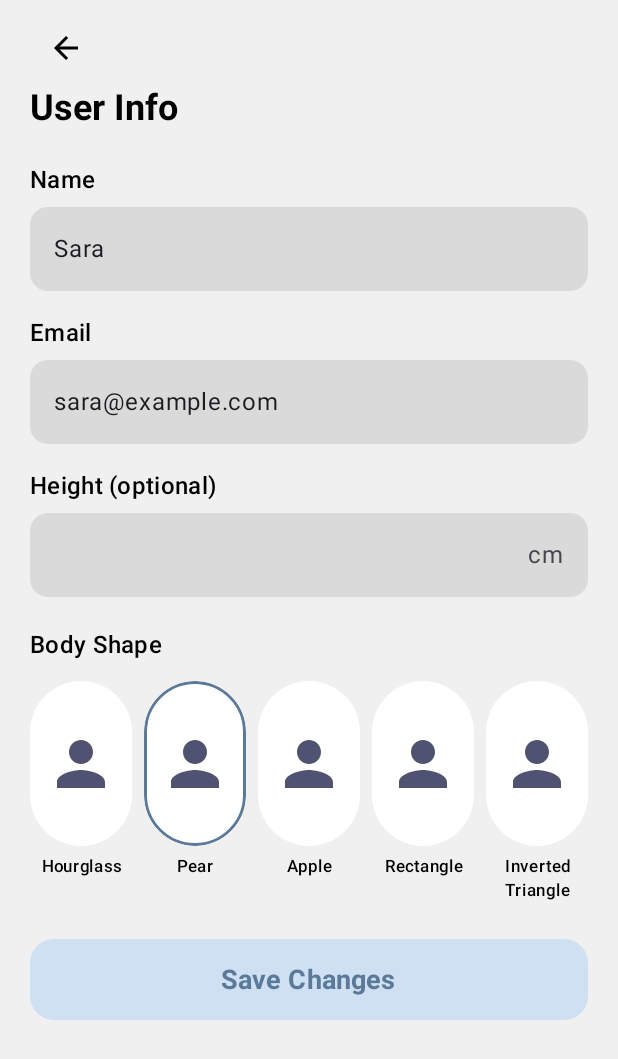
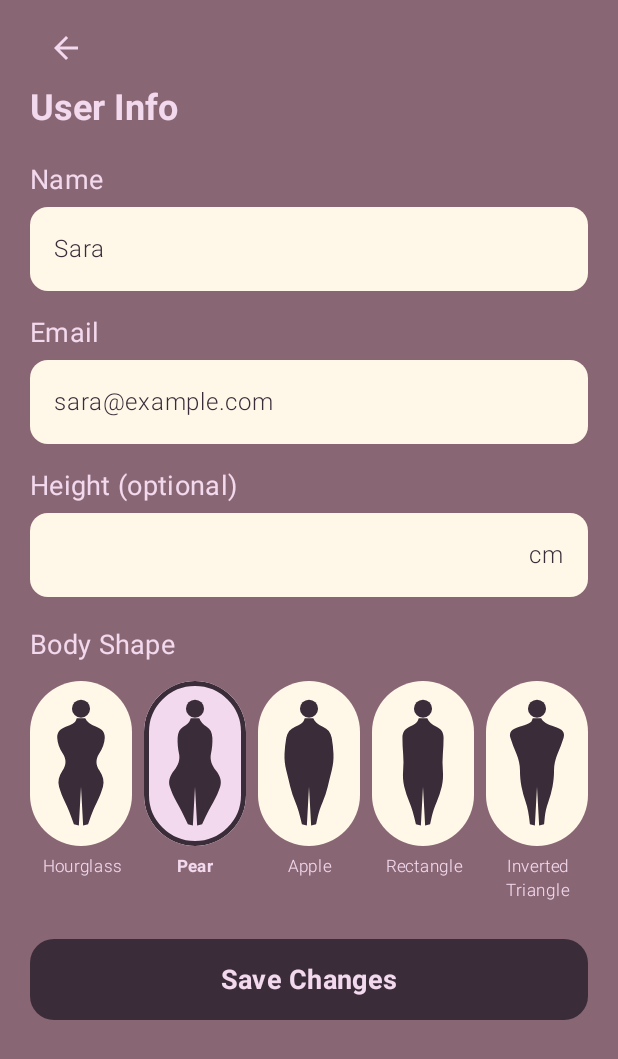
Before and after one commit to aljaziKhalid/Mobile-Application-Programming-Project-, an Android app built with Jetpack Compose: the @Preview function UserInfoScreenPreview, on a phone screen of 412 x 824 dp. Shown: the top 1059 px of the screen. Run offline under Robolectric (Android 15) with nearby library versions, the phone set to English and light mode, and no system bars.

Commit message:
Apply Mystiq theme to User Info, Wishlist and UI states

```diff
--- a/app/src/main/java/com/mystiq/ui/screens/userinfo/UserInfoScreen.kt
+++ b/app/src/main/java/com/mystiq/ui/screens/userinfo/UserInfoScreen.kt
@@ -1,5 +1,6 @@
 package com.mystiq.ui.screens.userinfo
 
+import androidx.compose.foundation.Canvas
 import androidx.compose.foundation.background
 import androidx.compose.foundation.border
 import androidx.compose.foundation.layout.Arrangement
@@ -20,7 +21,6 @@ import androidx.compose.foundation.text.KeyboardOptions
 import androidx.compose.foundation.verticalScroll
 import androidx.compose.material.icons.Icons
 import androidx.compose.material.icons.automirrored.filled.ArrowBack
-import androidx.compose.material.icons.filled.Person
 import androidx.compose.material3.Button
 import androidx.compose.material3.ButtonDefaults
 import androidx.compose.material3.CircularProgressIndicator
@@ -39,21 +39,19 @@ import androidx.compose.runtime.remember
 import androidx.compose.ui.Alignment
 import androidx.compose.ui.Modifier
 import androidx.compose.ui.draw.clip
+import androidx.compose.ui.geometry.Offset
 import androidx.compose.ui.graphics.Color
+import androidx.compose.ui.graphics.Path
 import androidx.compose.ui.semantics.Role
 import androidx.compose.ui.text.font.FontWeight
 import androidx.compose.ui.text.input.KeyboardType
 import androidx.compose.ui.text.style.TextAlign
 import androidx.compose.ui.tooling.preview.Preview
 import androidx.compose.ui.unit.dp
-import androidx.compose.ui.unit.sp
-
-// TODO: move these into ui/theme/Color.kt so all screens share them
-private val ScreenBackground = Color(0xFFF0F0F0)
-private val FieldBackground = Color(0xFFDADADA)
-private val ButtonBackground = Color(0xFFCFE0F3)
-private val ButtonContent = Color(0xFF5B7A99)
-private val SilhouetteColor = Color(0xFF4F5270)
+import com.mystiq.ui.theme.MystiqBackground
+import com.mystiq.ui.theme.MystiqField
+import com.mystiq.ui.theme.MystiqText
+import com.mystiq.ui.theme.Mystiq_FinalTheme
 
 /** Stateless screen: it only draws the state and reports clicks. No ViewModel here. */
 @Composable
@@ -69,6 +67,7 @@ fun UserInfoScreen(
     modifier: Modifier = Modifier
 ) {
     val snackbarHostState = remember { SnackbarHostState() }
+    val colors = MaterialTheme.colorScheme
 
     LaunchedEffect(uiState.isSaved) {
         if (uiState.isSaved) {
@@ -79,7 +78,8 @@ fun UserInfoScreen(
 
     Scaffold(
         modifier = modifier,
-        containerColor = ScreenBackground,
+        containerColor = MystiqBackground,
+        contentColor = colors.onBackground,
         contentWindowInsets = WindowInsets(0, 0, 0, 0), // the main Scaffold (with bottom bar) handles insets
         snackbarHost = { SnackbarHost(snackbarHostState) }
     ) { innerPadding ->
@@ -91,12 +91,17 @@ fun UserInfoScreen(
                 .padding(horizontal = 20.dp, vertical = 8.dp)
         ) {
             IconButton(onClick = onBackClick) {
-                Icon(Icons.AutoMirrored.Filled.ArrowBack, contentDescription = "Back")
+                Icon(
+                    Icons.AutoMirrored.Filled.ArrowBack,
+                    contentDescription = "Back",
+                    tint = colors.onBackground
+                )
             }
             Text(
                 text = "User Info",
                 style = MaterialTheme.typography.headlineSmall,
-                fontWeight = FontWeight.Bold
+                fontWeight = FontWeight.Bold,
+                color = colors.onBackground
             )
             Spacer(Modifier.height(20.dp))
 
@@ -126,6 +131,7 @@ fun UserInfoScreen(
             Text(
                 text = "Body Shape",
                 style = MaterialTheme.typography.titleMedium,
+                color = colors.onBackground,
                 modifier = Modifier.padding(top = 4.dp, bottom = 12.dp)
             )
             Row(
@@ -151,18 +157,22 @@ fun UserInfoScreen(
                     .height(54.dp),
                 shape = RoundedCornerShape(16.dp),
                 colors = ButtonDefaults.buttonColors(
-                    containerColor = ButtonBackground,
-                    contentColor = ButtonContent
+                    containerColor = colors.primary,
+                    contentColor = colors.onPrimary
                 )
             ) {
                 if (uiState.isSaving) {
                     CircularProgressIndicator(
                         modifier = Modifier.size(20.dp),
                         strokeWidth = 2.dp,
-                        color = ButtonContent
+                        color = colors.onPrimary
                     )
                 } else {
-                    Text("Save Changes", fontWeight = FontWeight.Bold, fontSize = 18.sp)
+                    Text(
+                        "Save Changes",
+                        style = MaterialTheme.typography.titleMedium,
+                        fontWeight = FontWeight.Bold
+                    )
                 }
             }
             Spacer(Modifier.height(16.dp))
@@ -179,10 +189,12 @@ private fun LabeledTextField(
     keyboardType: KeyboardType,
     suffix: String? = null
 ) {
+    val colors = MaterialTheme.colorScheme
     Column(modifier = Modifier.padding(bottom = 16.dp)) {
         Text(
             text = label,
             style = MaterialTheme.typography.titleMedium,
+            color = colors.onBackground,
             modifier = Modifier.padding(bottom = 6.dp)
         )
         TextField(
@@ -196,12 +208,20 @@ private fun LabeledTextField(
             keyboardOptions = KeyboardOptions(keyboardType = keyboardType),
             shape = RoundedCornerShape(12.dp),
             colors = TextFieldDefaults.colors(
-                focusedContainerColor = FieldBackground,
-                unfocusedContainerColor = FieldBackground,
-                errorContainerColor = FieldBackground,
+                focusedContainerColor = MystiqField,
+                unfocusedContainerColor = MystiqField,
+                errorContainerColor = MystiqField,
+                focusedTextColor = MystiqText,
+                unfocusedTextColor = MystiqText,
+                errorTextColor = MystiqText,
+                cursorColor = MystiqText,
+                focusedSuffixColor = MystiqText,
+                unfocusedSuffixColor = MystiqText,
                 focusedIndicatorColor = Color.Transparent,
                 unfocusedIndicatorColor = Color.Transparent,
-                errorIndicatorColor = Color.Transparent
+                errorIndicatorColor = Color.Transparent,
+                // error text sits on the mauve background, so use the light error tone
+                errorSupportingTextColor = colors.errorContainer
             )
         )
     }
@@ -214,6 +234,7 @@ private fun BodyShapeOption(
     onClick: () -> Unit,
     modifier: Modifier = Modifier
 ) {
+    val colors = MaterialTheme.colorScheme
     val pill = RoundedCornerShape(50)
     Column(
         modifier = modifier.selectable(selected = selected, onClick = onClick, role = Role.RadioButton),
@@ -224,31 +245,113 @@ private fun BodyShapeOption(
                 .fillMaxWidth()
                 .height(110.dp)
                 .clip(pill)
-                .background(Color.White)
-                .then(if (selected) Modifier.border(2.dp, ButtonContent, pill) else Modifier),
+                .background(if (selected) colors.tertiaryContainer else MystiqField)
+                .then(if (selected) Modifier.border(3.dp, colors.primary, pill) else Modifier),
             contentAlignment = Alignment.Center
         ) {
-            // TODO: replace with the silhouette images, e.g. painterResource(R.drawable.body_hourglass)
-            Icon(
-                imageVector = Icons.Filled.Person,
-                contentDescription = null,
-                tint = SilhouetteColor,
-                modifier = Modifier.size(48.dp)
+            BodySilhouette(
+                shape = shape,
+                color = MystiqText,
+                modifier = Modifier
+                    .fillMaxSize()
+                    .padding(vertical = 12.dp, horizontal = 4.dp)
             )
         }
         Spacer(Modifier.height(6.dp))
         Text(
             text = shape.label,
             style = MaterialTheme.typography.labelSmall,
+            color = colors.onBackground,
+            fontWeight = if (selected) FontWeight.Bold else null,
             textAlign = TextAlign.Center
         )
     }
 }
 
+// ---------- Body shape silhouettes (drawn in code, no images needed) ----------
+
+/** Half-widths of the body at each level, as a fraction of the drawing width. */
+private data class BodyProportions(
+    val shoulders: Float,
+    val bust: Float,
+    val waist: Float,
+    val hips: Float
+)
+
+private fun BodyShape.proportions(): BodyProportions = when (this) {
+    BodyShape.HOURGLASS -> BodyProportions(shoulders = 0.34f, bust = 0.33f, waist = 0.18f, hips = 0.34f)
+    BodyShape.PEAR -> BodyProportions(shoulders = 0.24f, bust = 0.25f, waist = 0.20f, hips = 0.39f)
+    BodyShape.APPLE -> BodyProportions(shoulders = 0.30f, bust = 0.34f, waist = 0.35f, hips = 0.29f)
+    BodyShape.RECTANGLE -> BodyProportions(shoulders = 0.29f, bust = 0.29f, waist = 0.27f, hips = 0.29f)
+    BodyShape.INVERTED_TRIANGLE -> BodyProportions(shoulders = 0.41f, bust = 0.34f, waist = 0.24f, hips = 0.24f)
+}
+
+/**
+ * Draws a simple front-facing silhouette whose shoulders, bust, waist and hips
+ * change with the body shape. Heights are fractions of the canvas height.
+ */
+@Composable
+private fun BodySilhouette(
+    shape: BodyShape,
+    color: Color,
+    modifier: Modifier = Modifier
+) {
+    val body = shape.proportions()
+    Canvas(modifier = modifier) {
+        val h = size.height
+        val w = minOf(size.width, h * 0.55f)   // keep the figure's proportions
+        val cx = size.width / 2f
+        fun p(fx: Float, fy: Float) = Offset(cx + fx * w, fy * h)
+
+        // Right side of the body, from the neck down to the ankle
+        val right = listOf(
+            p(0.06f, 0.15f),
+            p(0.09f, 0.19f),
+            p(body.shoulders, 0.24f),
+            p(body.bust, 0.36f),
+            p(body.waist, 0.49f),
+            p(body.hips, 0.62f),
+            p(body.hips * 0.82f, 0.74f),
+            p(body.hips * 0.50f, 0.86f),
+            p(0.10f, 0.97f)
+        )
+        // Left side is the mirror image, walked from the ankle back up to the neck
+        val left = right.map { Offset(2 * cx - it.x, it.y) }.reversed()
+
+        val outline = Path().apply {
+            smoothThrough(right, startNewShape = true)
+            lineTo(p(0.03f, 0.98f).x, p(0.03f, 0.98f).y)    // inner right ankle
+            lineTo(p(0f, 0.68f).x, p(0f, 0.68f).y)          // between the legs
+            lineTo(p(-0.03f, 0.98f).x, p(-0.03f, 0.98f).y)  // inner left ankle
+            smoothThrough(left, startNewShape = false)
+            close()
+        }
+        drawPath(outline, color)
+        drawCircle(color, radius = h * 0.07f, center = p(0f, 0.075f)) // head
+    }
+}
+
+/** Joins the points with smooth curves (each point bends the line, the midpoints are passed through). */
+private fun Path.smoothThrough(points: List<Offset>, startNewShape: Boolean) {
+    val first = points.first()
+    if (startNewShape) moveTo(first.x, first.y) else lineTo(first.x, first.y)
+    var current = first
+    for (i in 1 until points.size - 1) {
+        val control = points[i]
+        val end = (points[i] + points[i + 1]) / 2f
+        val c1 = current + (control - current) * (2f / 3f)
+        val c2 = end + (control - end) * (2f / 3f)
+        cubicTo(c1.x, c1.y, c2.x, c2.y, end.x, end.y)
+        current = end
+    }
+    val last = points.last()
+    lineTo(last.x, last.y)
+}
+
 @Preview(showBackground = true)
 @Composable
 private fun UserInfoScreenPreview() {
-    MaterialTheme {
+    Mystiq_FinalTheme {
         UserInfoScreen(
             uiState = UserInfoUiState(
                 name = "Sara",
@@ -265,3 +368,24 @@ private fun UserInfoScreenPreview() {
         )
     }
 }
+
+@Preview(name = "Errors", showBackground = true)
+@Composable
+private fun UserInfoScreenErrorPreview() {
+    Mystiq_FinalTheme {
+        UserInfoScreen(
+            uiState = UserInfoUiState(
+                email = "sara@",
+                nameError = "Name is required",
+                emailError = "Enter a valid email"
+            ),
+            onBackClick = {},
+            onNameChange = {},
+            onEmailChange = {},
+            onHeightChange = {},
+            onBodyShapeSelect = {},
+            onSaveClick = {},
+            onSavedMessageShown = {}
+        )
+    }
+}
```
Also changed, not shown: app/src/main/java/com/mystiq/ui/screens/wishlist/WishlistScreen.kt (+42 -45 lines), app/src/main/java/components/UiStates.kt (+39 -33 lines).
